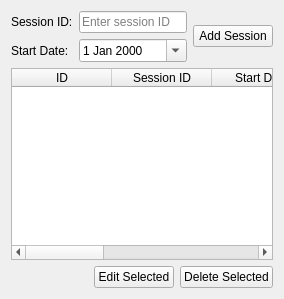
This is session_tab.ui in prookyon/MonoObsLog as Qt 5 draws it before an edit. The edited form follows.
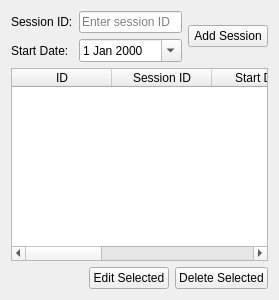
This is the edited form.

Patch:
```diff
--- a/session_tab.ui
+++ b/session_tab.ui
@@ -2,6 +2,14 @@
 <ui version="4.0">
  <class>SessionTab</class>
  <widget class="QWidget" name="SessionTab">
+  <property name="geometry">
+   <rect>
+    <x>0</x>
+    <y>0</y>
+    <width>279</width>
+    <height>300</height>
+   </rect>
+  </property>
   <layout class="QVBoxLayout" name="verticalLayout">
    <item>
     <layout class="QGridLayout" name="gridLayout">
@@ -56,6 +64,15 @@
      <property name="alternatingRowColors">
       <bool>true</bool>
      </property>
+     <property name="selectionMode">
+      <enum>QAbstractItemView::SelectionMode::SingleSelection</enum>
+     </property>
+     <property name="selectionBehavior">
+      <enum>QAbstractItemView::SelectionBehavior::SelectRows</enum>
+     </property>
+     <attribute name="verticalHeaderVisible">
+      <bool>false</bool>
+     </attribute>
      <column>
       <property name="text">
        <string>ID</string>
```
Left out of the diff: 10 changed lines with no effect on the pictures.
